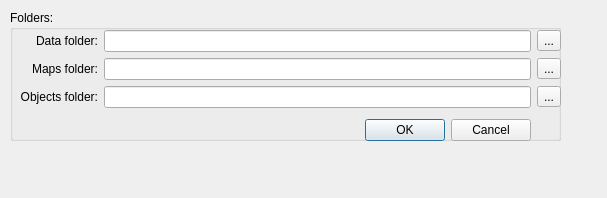
Above: Epsilon5-MapEditor/ui/configurationdialog.ui from bakwc/Epsilon5 before the change. Below: the same form after it.
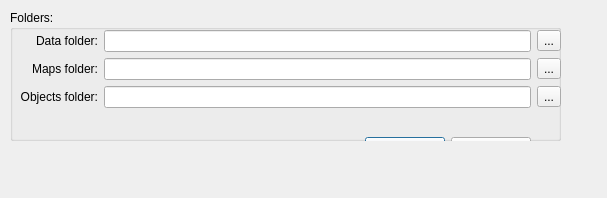
That is the form after the change.

Commit message: Added save action for objects list

```diff
--- a/Epsilon5-MapEditor/ui/configurationdialog.ui
+++ b/Epsilon5-MapEditor/ui/configurationdialog.ui
@@ -37,7 +37,7 @@
       <x>10</x>
       <y>20</y>
       <width>541</width>
-      <height>111</height>
+      <height>129</height>
      </rect>
     </property>
     <layout class="QGridLayout" name="gridLayout">
```
Left out of the diff: 4 changed lines with no effect on the pictures. The commit also changes 2 other files.
